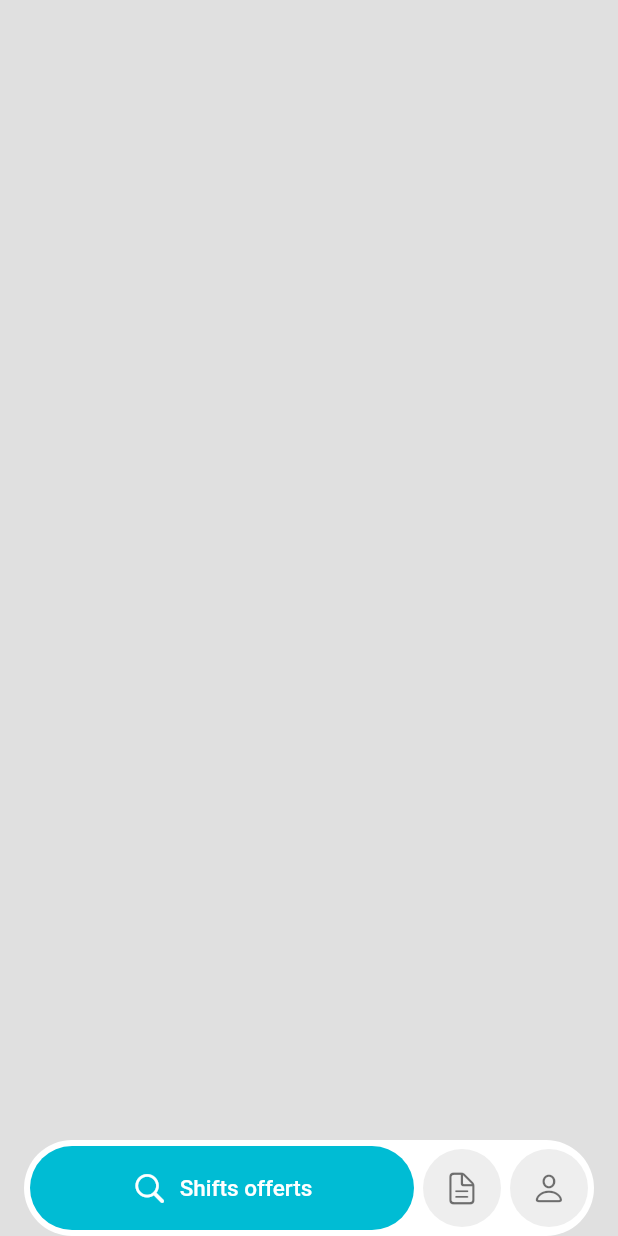
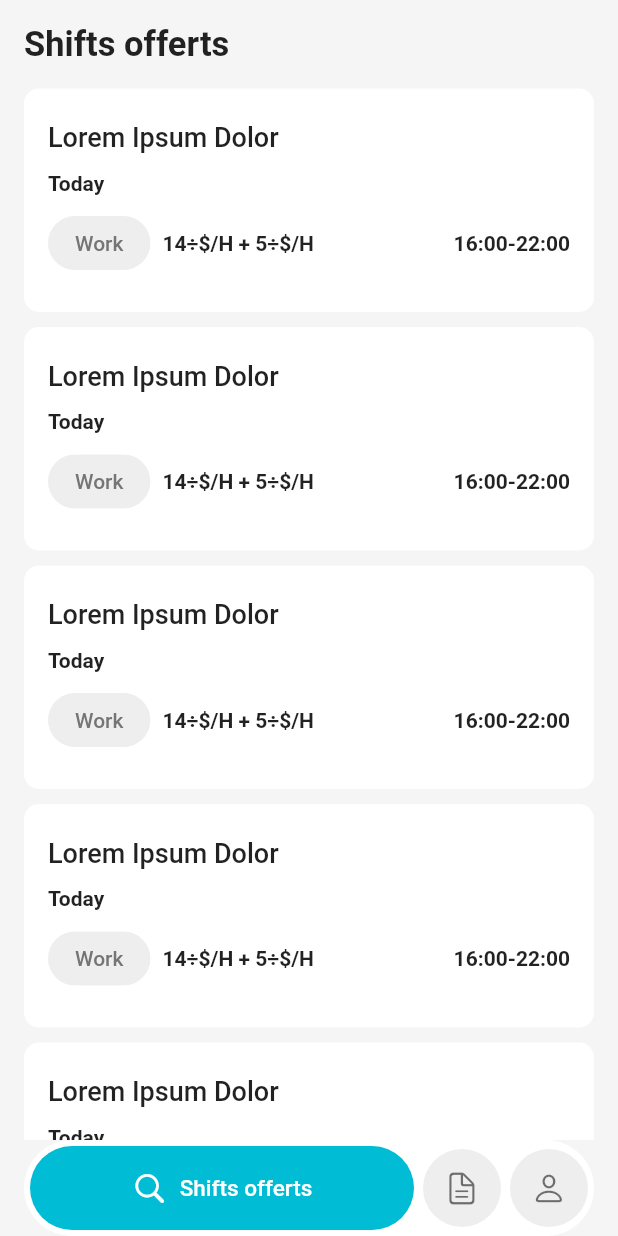
Before and after one commit to thorvalld/flutter-tech-test, a Flutter app: the screen it shows after launch, on a phone screen of 412 x 824 dp. Run offline on Flutter 3.47's test engine with Material 2 defaults, Android fonts, the phone set to English and light mode, and no system bars.

Commit message:
UI and Layouts added

```diff
--- a/lib/ui/main_screen.dart
+++ b/lib/ui/main_screen.dart
@@ -14,8 +14,8 @@ class _MainScreenState extends State<MainScreen> {
   Widget build(BuildContext context) {
     return Scaffold(
         resizeToAvoidBottomInset: false,
-        backgroundColor: Colors.grey.shade300,
-        body: const ShiftScreen(),
+        backgroundColor: Colors.grey.shade100,
+        body: const SafeArea(child: ShiftScreen()),
         bottomNavigationBar: const BulldozerNavbar()
     );
   }
--- /dev/null
+++ b/lib/ui/models/shift.dart
@@ -0,0 +1 @@
+class Shift{}
--- a/lib/ui/pages/shifts_screen.dart
+++ b/lib/ui/pages/shifts_screen.dart
@@ -1,4 +1,9 @@
 import 'package:flutter/cupertino.dart';
+import 'package:flutter/material.dart';
+import 'package:flutter_tech_test/ui/widgets/shift_card.dart';
+import 'package:flutter_tech_test/utils/app_strings.dart';
+
+import 'shift_details.dart';
 
 class ShiftScreen extends StatefulWidget {
   const ShiftScreen({Key? key}) : super(key: key);
@@ -10,6 +15,31 @@ class ShiftScreen extends StatefulWidget {
 class _ShiftScreenState extends State<ShiftScreen> {
   @override
   Widget build(BuildContext context) {
-    return Container();
+    return SingleChildScrollView(
+      physics: const AlwaysScrollableScrollPhysics(),
+      child: Column(
+        children: [
+          Container(
+            margin: const EdgeInsets.all(16,),
+            child: Row(
+              children: const [
+                Text(AppStrings.shiftScreenTitle, style: TextStyle(color: Colors.black87, fontWeight: FontWeight.bold, fontSize: 23),),
+              ],
+            ),
+          ),
+          ListView.builder(
+            physics: const NeverScrollableScrollPhysics(),
+            shrinkWrap: true,
+            itemCount: 18,
+              itemBuilder: (context, index){
+            return InkWell(
+              onTap: (){
+                Navigator.push(context, CupertinoPageRoute(builder: (context) => const ShiftDetails()));
+              },
+                child: const ShiftCard());
+          })
+        ],
+      ),
+    );
   }
 }
--- /dev/null
+++ b/lib/ui/widgets/shift_card.dart
@@ -0,0 +1,50 @@
+import 'package:flutter/material.dart';
+
+class ShiftCard extends StatelessWidget {
+  const ShiftCard({Key? key}) : super(key: key);
+
+  @override
+  Widget build(BuildContext context) {
+    return Container(
+      width: double.maxFinite,
+      padding: const EdgeInsets.only(left: 16, right: 16, bottom: 22, top: 22),
+      margin: const EdgeInsets.only(left: 16, right: 16, bottom: 10),
+      decoration: const BoxDecoration(
+        borderRadius: BorderRadius.all(Radius.circular(10)),
+        color: Colors.white
+      ),
+      child: Column(
+        crossAxisAlignment: CrossAxisAlignment.start,
+        children: [
+          Row(
+            mainAxisAlignment: MainAxisAlignment.start,
+            children: const [
+              Text('Lorem Ipsum Dolor', style: TextStyle(color: Colors.black87, fontSize: 18, fontWeight: FontWeight.w500),)
+            ],
+          ),
+          const SizedBox(height: 12,),
+          Row(
+            mainAxisAlignment: MainAxisAlignment.start,
+            children: const [
+              Text('Today', style: TextStyle(color: Colors.black87, fontWeight: FontWeight.bold),)
+            ],
+          ),
+          const SizedBox(height: 8,),
+          Row(
+            mainAxisAlignment: MainAxisAlignment.start,
+            children: [
+              Chip(
+                backgroundColor: Colors.grey.shade200,
+                  labelPadding: const EdgeInsets.symmetric(horizontal: 14, vertical: 2),
+                  label: Text('Work', style: TextStyle(color: Colors.grey.shade600,),)),
+              const SizedBox(width: 8,),
+              const Text('14÷\$/H + 5÷\$/H', style: TextStyle(color: Colors.black87, fontWeight: FontWeight.bold),),
+              const Spacer(),
+              const Text('16:00-22:00', style: TextStyle(color: Colors.black87, fontWeight: FontWeight.bold),),
+            ],
+          ),
+        ],
+      ),
+    );
+  }
+}
--- a/lib/utils/app_strings.dart
+++ b/lib/utils/app_strings.dart
@@ -2,4 +2,8 @@ class AppStrings {
   static const String mainScreenTabLabel_1 = 'Shifts offerts';
   static const String placeholderStr = 'placeholder';
   static const String mainScreenTabLabel_2 = 'Profile';
+  static const String shiftScreenTitle = "Shifts offerts";
+  static const String shiftScreenListSub1 = 'DERNIERE MINUTE';
+  static const String shiftScreenListSub2 = 'SHIFTS A VENIR';
+  static const String detailScreenResponsableLabel = 'RESPONSABLE';
 }
```
Also changed, not shown: lib/ui/pages/shift_details.dart (+164 -0 lines).
